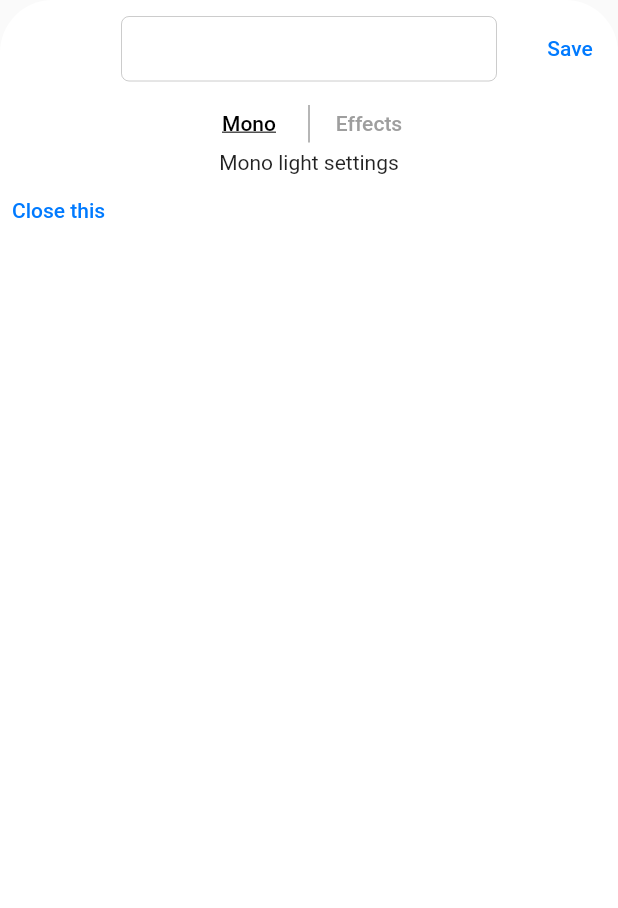
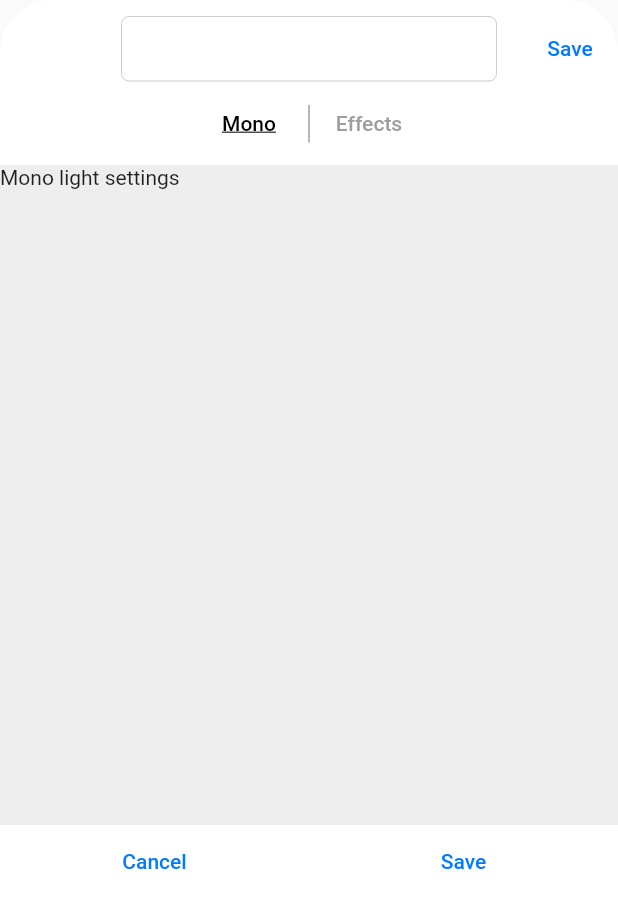
Before and after one commit to Light-Master/LightMaster, a Flutter app: the LightSettingsSheet widget shown alone on an empty page, opened directly with empty values, after a tap on "Edit", on a phone screen of 412 x 824 dp. Shown: the top 908 px of the screen. Run offline on Flutter 3.47's test engine with Material 2 defaults, Android fonts, the phone set to English and light mode, and no system bars.

Commit message:
add light settings sheet footer styling

```diff
--- a/light_master_app/lib/widgets/home.dart
+++ b/light_master_app/lib/widgets/home.dart
@@ -31,7 +31,8 @@ class Home extends StatelessWidget {
                 // TODO: return fancy light widgets
                 return GestureDetector(
                     onTap: () {
-                      print("switching lights status $index");
+                      print(
+                          "switching lights status of light ${model.lightSources[index].name} at $index");
                     },
                     onLongPress: () {
                       print("opening color settings $index");
--- a/light_master_app/lib/widgets/light_settings_sheet.dart
+++ b/light_master_app/lib/widgets/light_settings_sheet.dart
@@ -1,8 +1,8 @@
 import 'package:flutter/material.dart';
 import 'package:light_master_app/core/models/light_source.dart';
 import 'package:light_master_app/widgets/effects_light_settings.dart';
+import 'package:light_master_app/widgets/light_settings_sheet_footer.dart';
 import 'package:light_master_app/widgets/mono_light_settings.dart';
-import 'package:light_master_app/widgets/segmented_light_settings.dart';
 
 import 'light_settings_sheet_header.dart';
 
@@ -75,12 +75,22 @@ class _LightSettingsSheetState extends State<LightSettingsSheet> {
                                     ? selectedTabStyle
                                     : unselectedTabStyle))
                       ])),
-              settingsWidget,
-              Row(children: [
-                TextButton(
-                    onPressed: () => Navigator.pop(context),
-                    child: Text("Close this"))
-              ])
+              Expanded(
+                  child: Row(
+                      crossAxisAlignment: CrossAxisAlignment.stretch,
+                      children: [
+                    Expanded(
+                        child: Container(
+                            margin: EdgeInsets.only(top: 10),
+                            color: Color.fromARGB(255, 238, 238, 238),
+                            child: settingsWidget))
+                  ])),
+              LightSettingsSheetFooter(onSaveButtonPressed)
             ])));
   }
+
+  void onSaveButtonPressed() {
+    print("Lightsource saved");
+    // todo: implement save logic here
+  }
 }
--- /dev/null
+++ b/light_master_app/lib/widgets/light_settings_sheet_footer.dart
@@ -0,0 +1,23 @@
+import 'package:flutter/material.dart';
+
+class LightSettingsSheetFooter extends StatelessWidget {
+  final VoidCallback saveCallback;
+
+  LightSettingsSheetFooter(this.saveCallback);
+
+  @override
+  Widget build(BuildContext context) {
+    return Container(
+        padding: EdgeInsets.only(bottom: 20),
+        child: Row(mainAxisAlignment: MainAxisAlignment.spaceAround, children: [
+          TextButton(
+              onPressed: () => Navigator.pop(context), child: Text("Cancel")),
+          TextButton(
+              onPressed: () {
+                this.saveCallback();
+                Navigator.pop(context);
+              },
+              child: Text("Save")),
+        ]));
+  }
+}
--- a/light_master_app/lib/widgets/light_settings_sheet_header.dart
+++ b/light_master_app/lib/widgets/light_settings_sheet_header.dart
@@ -19,6 +19,12 @@ class _LightSettingsSheetHeaderState extends State<LightSettingsSheetHeader> {
       TextStyle(fontWeight: FontWeight.bold, fontSize: 25);
 
   @override
+  void dispose() {
+    this.lightSourceNameController.dispose();
+    super.dispose();
+  }
+
+  @override
   Widget build(BuildContext context) {
     this.lightSourceNameController.text = this.widget.lightSource.name;
 
@@ -31,7 +37,7 @@ class _LightSettingsSheetHeaderState extends State<LightSettingsSheetHeader> {
                 child: Text(editing ? "Save" : "Edit"),
                 onPressed: () {
                   setState(() => editing = !editing);
-                  if (editing) {
+                  if (!editing) {
                     this.setLightSourceName();
                   }
                 }),
@@ -42,7 +48,7 @@ class _LightSettingsSheetHeaderState extends State<LightSettingsSheetHeader> {
                   ? Container(
                       width: 250,
                       child: CupertinoTextField(
-                          controller: this.lightSourceNameController,
+                          controller: lightSourceNameController,
                           textAlign: TextAlign.center,
                           style: this.lightSourceNameStyle))
                   : Text(this.widget.lightSource.name,
```
Also changed, not shown: light_master_app/lib/core/models/app_model.dart (+8 -0 lines).
